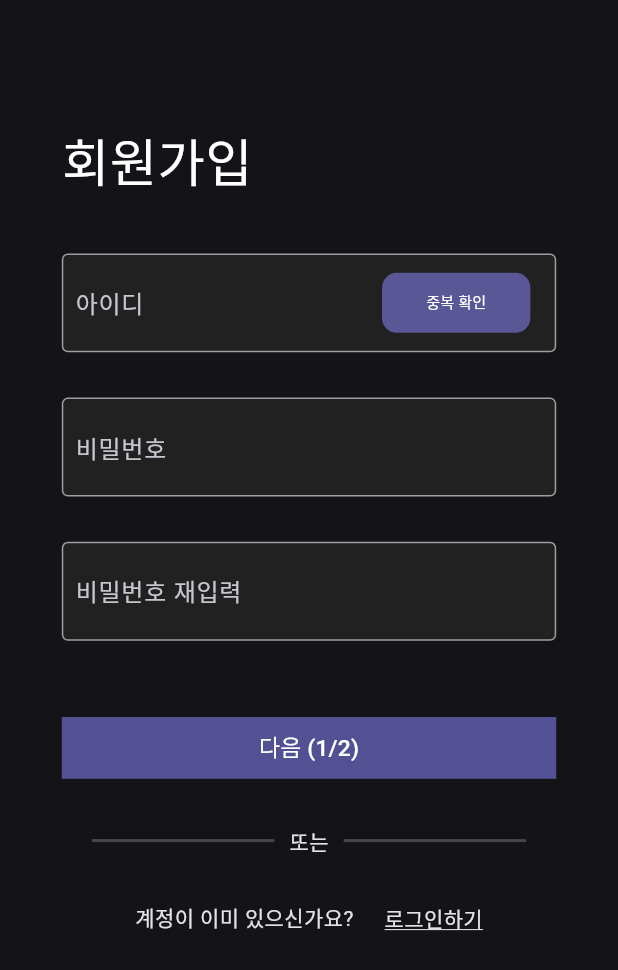
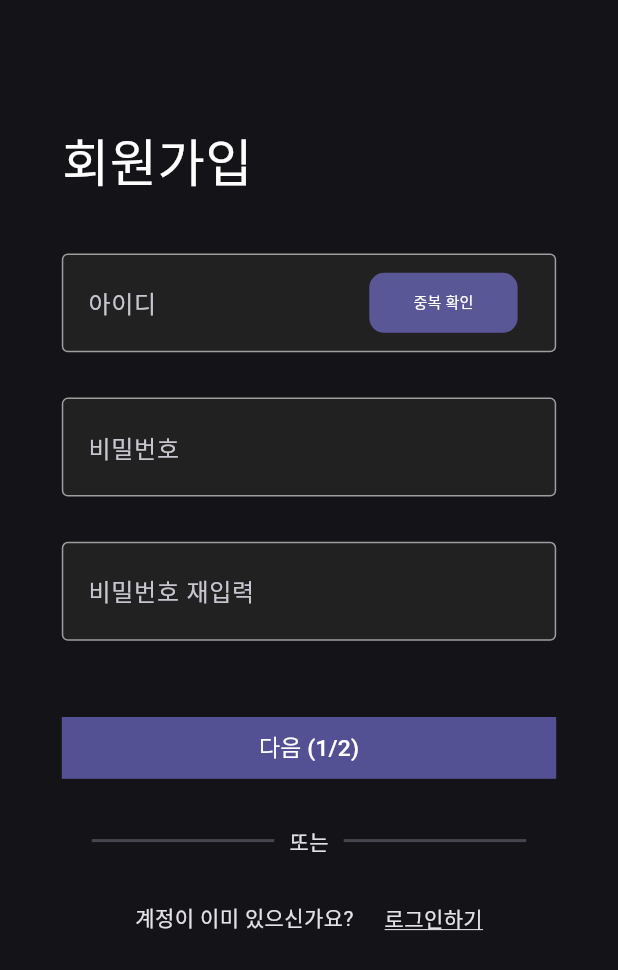
Before and after one commit to rlaxogh5079/TDLS_client, a Flutter app: the TDLSRegisterPage screen opened directly, on a phone screen of 412 x 824 dp. Shown: the top 970 px of the screen. Run offline on Flutter 3.47's test engine with Material 3 defaults, Android fonts, the phone set to English and light mode, and no system bars; our stand-ins replace flutter_secure_storage, introduction_screen, responsive_sizer; accounts and stored records are empty.

Commit message:
:lipstick: 버튼 UI 수정

```diff
--- a/lib/ui/widgets/input.dart
+++ b/lib/ui/widgets/input.dart
@@ -65,7 +65,7 @@ class _TDLSInputState extends State<TDLSInput> {
                 Container(
                   width: 80.w,
                   height: 8.h,
-                  padding: const EdgeInsets.symmetric(horizontal: 8.0),
+                  padding: EdgeInsets.symmetric(horizontal: 4.w),
                   decoration: BoxDecoration(
                     color: Colors.grey[900],
                     border: Border.all(
```
